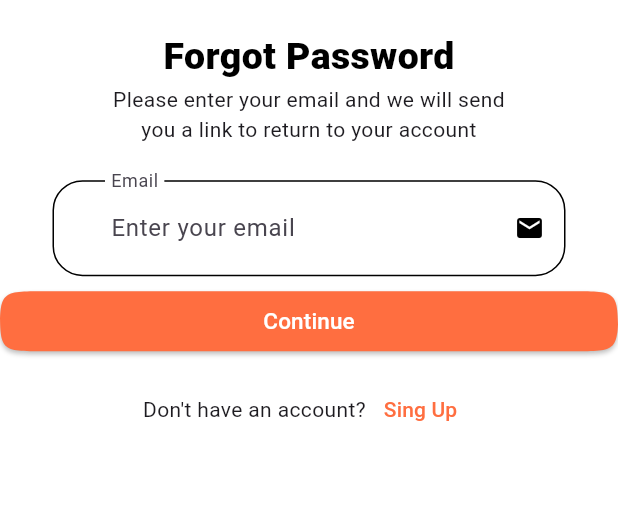
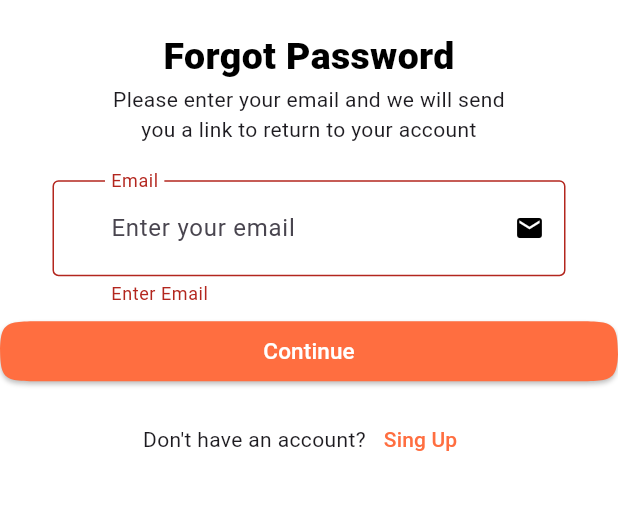
Before and after one commit to MEhsan1237/UI-Kit-E-commerce, a Flutter app: the ForgotPassword screen opened directly, after a tap on "Continue", on a phone screen of 412 x 824 dp, the part 84-594 px from its top. Run offline on Flutter 3.47's test engine with Material 3 defaults, Android fonts, the phone set to English and light mode, and no system bars; our stand-ins replace flutter_svg, image_picker, pin_code_fields, smooth_page_indicator.

Commit message:
upload changes

```diff
--- a/lib/onboarding/onboardingall_scree.dart
+++ b/lib/onboarding/onboardingall_scree.dart
@@ -4,8 +4,8 @@ import 'package:smooth_page_indicator/smooth_page_indicator.dart';
 
 
 
-class MySplashApp extends StatelessWidget {
-  const MySplashApp({super.key});
+class OnBoardingScreen extends StatelessWidget {
+  const OnBoardingScreen({super.key});
 
   @override
   Widget build(BuildContext context) {
--- a/lib/providers/checkbox_provider.dart
+++ b/lib/providers/checkbox_provider.dart
@@ -8,7 +8,7 @@ class CheckBoxProviderScreen extends StatelessWidget {
 
   @override
   Widget build(BuildContext context) {
-    print("hello jni");
+    print("hello jani");
     return Consumer<CheckboxProvider>(
       builder: (context, checkboxProvider, child) {
         return Row(
--- a/lib/screens/forgotpassword.dart
+++ b/lib/screens/forgotpassword.dart
@@ -12,7 +12,7 @@ class ForgotPassword extends StatefulWidget {
 }
 
 class _ForgotPasswordState extends State<ForgotPassword> {
-   final _formkey = GlobalKey<FormState>();
+   final _formKey = GlobalKey<FormState>();
   TextEditingController emailController = TextEditingController();
    @override
   void dispose() {
@@ -38,6 +38,7 @@ class _ForgotPasswordState extends State<ForgotPassword> {
       ),
       ),
       body: Form(
+        key: _formKey,
         child: Column(
           children: [
             SizedBox(height: 20),
@@ -92,7 +93,7 @@ class _ForgotPasswordState extends State<ForgotPassword> {
             ),
             SizedBox(height: 10,),
             ButtonContinue(onPressed: (){
-              if(_formkey.currentState!.validate()){
+              if(_formKey.currentState!.validate()){
                 Navigator.push(context, MaterialPageRoute(builder: (context) => SignInScreen(),),);
 
               }
--- a/lib/screens/mainpagescreen.dart
+++ b/lib/screens/mainpagescreen.dart
@@ -34,7 +34,9 @@ class MainScreenFullWidgets extends StatelessWidget {
           Padding(
             padding: const EdgeInsets.only(right: 8.0),
             child: IconButton(
-              onPressed: () {},
+              onPressed: () {
+
+              },
               icon: SvgPicture.asset("assets/icons/cart_icon.svg", width: 20, height: 20),
             ),
           ),
--- a/lib/screens/signIn.dart
+++ b/lib/screens/signIn.dart
@@ -155,7 +155,7 @@ class _SignInScreenState extends State<SignInScreen> {
               },
               text: "Continue",
             ),
-            SizedBox(height: 45),
+            SizedBox(height: 36),
             Expanded(
               child: Align(
                 alignment: Alignment.bottomCenter,
--- a/lib/screens/signup.dart
+++ b/lib/screens/signup.dart
@@ -198,7 +198,7 @@ class _SignUpScreenState extends State<SignUpScreen> {
 
 
             }, text: "Continue",),
-            SizedBox(height:40,),
+            SizedBox(height:22,),
             Expanded(
               child: Align(
                 alignment: Alignment.bottomCenter,
--- a/lib/screens/yourcart.dart
+++ b/lib/screens/yourcart.dart
@@ -27,12 +27,13 @@ class _YourCartScreenState extends State<YourCartScreen> {
           icon: SvgPicture.asset("assets/icons/back_icon.svg"),
         ),
         title: Column(
-          crossAxisAlignment: CrossAxisAlignment.start,
+          mainAxisAlignment: MainAxisAlignment.center,
+          crossAxisAlignment: CrossAxisAlignment.center,
           children: [
             const Text("Your Cart"),
             Text(
               "$totalItems item${totalItems > 1 ? 's' : ''}",
-              style: const TextStyle(fontSize: 12, color: Colors.white70),
+              style: const TextStyle(fontSize: 12, color: Colors.deepOrangeAccent),
             ),
           ],
         ),
```
Also changed, not shown: lib/components/imagecontainer.dart (+6 -10 lines), lib/main.dart (+2 -7 lines), lib/onboarding/onboard_screen.dart (+4 -4 lines), lib/screens/SplashScreen.dart (added, +21 -0 lines), lib/screens/otpverificationscreen.dart (+27 -6 lines), assets/images/image_banner_3.png, 1 other file.
